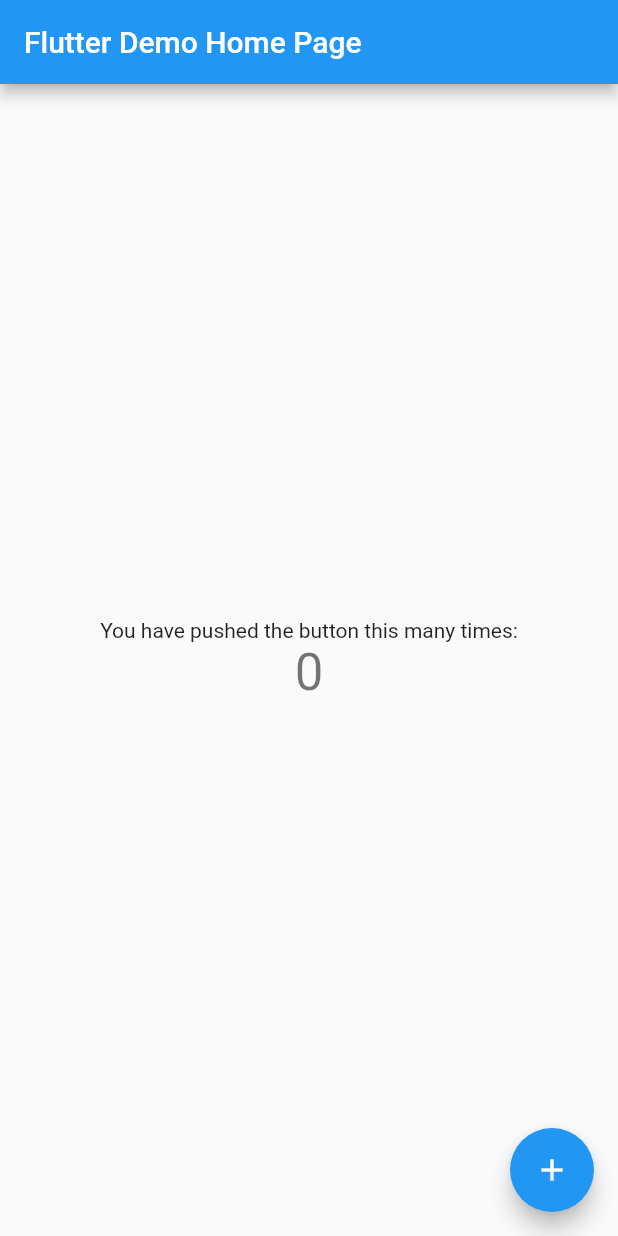
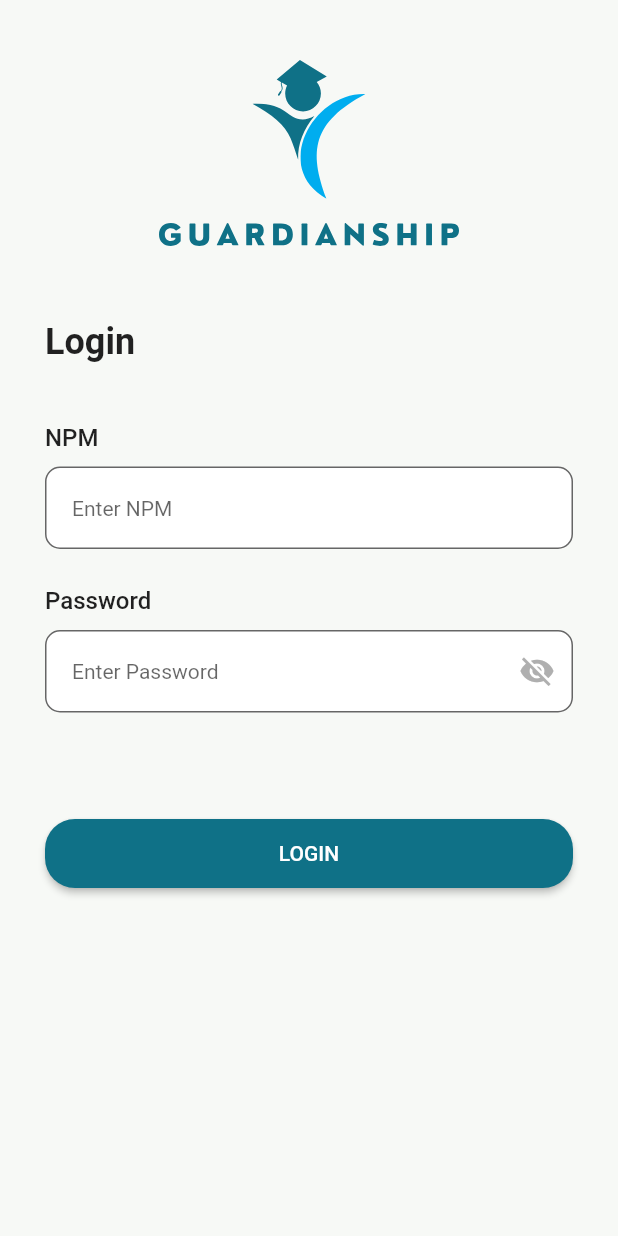
Before and after one commit to reza-wijdan/MobileApp_perwalian_flutter, a Flutter app: the screen it shows after launch, on a phone screen of 412 x 824 dp. Run offline on Flutter 3.47's test engine with Material 2 defaults, Android fonts, the phone set to English and light mode, and no system bars; our stand-ins replace flutter_svg.

Commit message:
add halaman home

```diff
--- /dev/null
+++ b/lib/constants/color.dart
@@ -0,0 +1,11 @@
+import 'package:flutter/material.dart';
+
+final app = Color(0xFFF7F9F6);
+final appBlue = Color(0xFF0F7187);
+final appBorder = Color(0xFFEBEBEB);
+final appBluePrimary = Color(0xFF3871C1);
+final appNon = Color(0xFFC4C4C4);
+final appTextNon = Color(0xFF7A7A7A);
+final appCardNotif = Color(0xFFFFFAEF);
+final appCardBorder = Color(0xFFFBD062);
+final appBlueSoft = Color.fromARGB(255, 238, 251, 255);
--- a/lib/main.dart
+++ b/lib/main.dart
@@ -1,115 +1,29 @@
 import 'package:flutter/material.dart';
+import 'package:guardianship_siswa_fe/views/login/login.dart';
+import 'package:guardianship_siswa_fe/views/pages/home.dart';
 
 void main() {
-  runApp(const MyApp());
+  runApp(MyApp());
 }
 
-class MyApp extends StatelessWidget {
-  const MyApp({super.key});
+class MyApp extends StatefulWidget {
+  @override
+  State<StatefulWidget> createState() {
+    return _MyAppState();
+  }
+}
 
-  // This widget is the root of your application.
+class _MyAppState extends State<MyApp> {
+
   @override
   Widget build(BuildContext context) {
     return MaterialApp(
-      title: 'Flutter Demo',
-      theme: ThemeData(
-        // This is the theme of your application.
-        //
-        // Try running your application with "flutter run". You'll see the
-        // application has a blue toolbar. Then, without quitting the app, try
-        // changing the primarySwatch below to Colors.green and then invoke
-        // "hot reload" (press "r" in the console where you ran "flutter run",
-        // or simply save your changes to "hot reload" in a Flutter IDE).
-        // Notice that the counter didn't reset back to zero; the application
-        // is not restarted.
-        primarySwatch: Colors.blue,
-      ),
-      home: const MyHomePage(title: 'Flutter Demo Home Page'),
+      debugShowCheckedModeBanner: false,
+      home: LoginPage(),
+      initialRoute: '/loginpage',
+      routes: {
+        '/home':(context) => Home(),
+      }
     );
   }
 }
-
-class MyHomePage extends StatefulWidget {
-  const MyHomePage({super.key, required this.title});
-
-  // This widget is the home page of your application. It is stateful, meaning
-  // that it has a State object (defined below) that contains fields that affect
-  // how it looks.
-
-  // This class is the configuration for the state. It holds the values (in this
-  // case the title) provided by the parent (in this case the App widget) and
-  // used by the build method of the State. Fields in a Widget subclass are
-  // always marked "final".
-
-  final String title;
-
-  @override
-  State<MyHomePage> createState() => _MyHomePageState();
-}
-
-class _MyHomePageState extends State<MyHomePage> {
-  int _counter = 0;
-
-  void _incrementCounter() {
-    setState(() {
-      // This call to setState tells the Flutter framework that something has
-      // changed in this State, which causes it to rerun the build method below
-      // so that the display can reflect the updated values. If we changed
-      // _counter without calling setState(), then the build method would not be
-      // called again, and so nothing would appear to happen.
-      _counter++;
-    });
-  }
-
-  @override
-  Widget build(BuildContext context) {
-    // This method is rerun every time setState is called, for instance as done
-    // by the _incrementCounter method above.
-    //
-    // The Flutter framework has been optimized to make rerunning build methods
-    // fast, so that you can just rebuild anything that needs updating rather
-    // than having to individually change instances of widgets.
-    return Scaffold(
-      appBar: AppBar(
-        // Here we take the value from the MyHomePage object that was created by
-        // the App.build method, and use it to set our appbar title.
-        title: Text(widget.title),
-      ),
-      body: Center(
-        // Center is a layout widget. It takes a single child and positions it
-        // in the middle of the parent.
-        child: Column(
-          // Column is also a layout widget. It takes a list of children and
-          // arranges them vertically. By default, it sizes itself to fit its
-          // children horizontally, and tries to be as tall as its parent.
-          //
-          // Invoke "debug painting" (press "p" in the console, choose the
-          // "Toggle Debug Paint" action from the Flutter Inspector in Android
-          // Studio, or the "Toggle Debug Paint" command in Visual Studio Code)
-          // to see the wireframe for each widget.
-          //
-          // Column has various properties to control how it sizes itself and
-          // how it positions its children. Here we use mainAxisAlignment to
-          // center the children vertically; the main axis here is the vertical
-          // axis because Columns are vertical (the cross axis would be
-          // horizontal).
-          mainAxisAlignment: MainAxisAlignment.center,
-          children: <Widget>[
-            const Text(
-              'You have pushed the button this many times:',
-            ),
-            Text(
-              '$_counter',
-              style: Theme.of(context).textTheme.headlineMedium,
-            ),
-          ],
-        ),
-      ),
-      floatingActionButton: FloatingActionButton(
-        onPressed: _incrementCounter,
-        tooltip: 'Increment',
-        child: const Icon(Icons.add),
-      ), // This trailing comma makes auto-formatting nicer for build methods.
-    );
-  }
-}
--- /dev/null
+++ b/lib/views/login/login.dart
@@ -0,0 +1,173 @@
+import 'package:flutter/material.dart';
+import 'package:flutter_svg/flutter_svg.dart';
+import 'package:guardianship_siswa_fe/constants/color.dart';
+
+class LoginPage extends StatefulWidget {
+  @override
+  State<StatefulWidget> createState() {
+    return _LoginPage();
+  }
+}
+
+class _LoginPage extends State<LoginPage> {
+  bool _passwordVisible = false;
+
+  @override
+  Widget build(BuildContext context) {
+    return Scaffold(
+      backgroundColor: app,
+      body: SafeArea(
+        child: ListView(
+          children: [
+            Column(
+              children: [
+                SizedBox(
+                  height: 40,
+                ),
+                Center(
+                  child: Container(
+                    child: SvgPicture.asset("assets/images/logo.svg"),
+                  ),
+                ),
+              ],
+            ),
+            SizedBox(
+              height: 50,
+            ),
+            SafeArea(
+              child: Padding(
+                padding: const EdgeInsets.symmetric(horizontal: 30),
+                child: Column(
+                  crossAxisAlignment: CrossAxisAlignment.start,
+                  children: [
+                    Text(
+                      "Login",
+                      textAlign: TextAlign.start,
+                      style:
+                          TextStyle(fontWeight: FontWeight.bold, fontSize: 24),
+                    ),
+                  ],
+                ),
+              ),
+            ),
+            SizedBox(
+              height: 40,
+            ),
+            SafeArea(
+              child: Padding(
+                padding: const EdgeInsets.symmetric(horizontal: 30),
+                child: Column(
+                  crossAxisAlignment: CrossAxisAlignment.start,
+                  children: [
+                    Text(
+                      "NPM",
+                      textAlign: TextAlign.start,
+                      style:
+                          TextStyle(fontSize: 16, fontWeight: FontWeight.w500),
+                    ),
+                    SizedBox(
+                      height: 10,
+                    ),
+                    TextFormField(
+                        decoration: InputDecoration(
+                      contentPadding: EdgeInsets.all(18),
+                      hintText: 'Enter NPM',
+                      hintStyle: TextStyle(fontSize: 14.0),
+                      filled: true,
+                      fillColor: Colors.white,
+                      labelStyle: TextStyle(fontSize: 14),
+                      border: OutlineInputBorder(
+                        borderSide: BorderSide(color: appBorder),
+                        borderRadius: BorderRadius.circular(10.0),
+                      ),
+                      focusedBorder: OutlineInputBorder(
+                        borderSide: BorderSide(color: appBlue),
+                        borderRadius: BorderRadius.circular(10.0),
+                      ),
+                    ))
+                  ],
+                ),
+              ),
+            ),
+            SizedBox(
+              height: 25,
+            ),
+            SafeArea(
+              child: Padding(
+                padding: const EdgeInsets.symmetric(horizontal: 30),
+                child: Column(
+                  crossAxisAlignment: CrossAxisAlignment.start,
+                  children: [
+                    Text(
+                      "Password",
+                      textAlign: TextAlign.start,
+                      style:
+                          TextStyle(fontSize: 16, fontWeight: FontWeight.w500),
+                    ),
+                    SizedBox(
+                      height: 10,
+                    ),
+                    TextFormField(
+                      obscureText: !_passwordVisible,
+                      decoration: InputDecoration(
+                        suffixIcon: IconButton(
+                          icon: Icon(
+                            _passwordVisible
+                                ? Icons.visibility
+                                : Icons.visibility_off,
+                            color: Color(0xFFAFAFAF),
+                          ),
+                          onPressed: () {
+                            setState(() {
+                              _passwordVisible = !_passwordVisible;
+                            });
+                          },
+                        ),
+                        contentPadding: EdgeInsets.all(18),
+                        hintText: 'Enter Password',
+                        hintStyle: TextStyle(fontSize: 14.0),
+                        filled: true,
+                        fillColor: Colors.white,
+                        labelStyle: TextStyle(fontSize: 14),
+                        border: OutlineInputBorder(
+                          borderSide: BorderSide(color: appBorder),
+                          borderRadius: BorderRadius.circular(10.0),
+                        ),
+                        focusedBorder: OutlineInputBorder(
+                          borderSide: BorderSide(color: appBlue),
+                          borderRadius: BorderRadius.circular(10.0),
+                        ),
+                      ),
+                    )
+                  ],
+                ),
+              ),
+            ),
+            SizedBox(
+              height: 70,
+            ),
+            Padding(
+              padding: const EdgeInsets.symmetric(horizontal: 30),
+              child: ElevatedButton(
+                onPressed: () {
+                  Navigator.of(context).pushNamed('/home');
+                },
+                style: ButtonStyle(
+                  backgroundColor: MaterialStateProperty.all<Color>(appBlue),
+                  shape: MaterialStateProperty.all<RoundedRectangleBorder>(
+                    RoundedRectangleBorder(
+                      borderRadius: BorderRadius.circular(20.0),
+                    ),
+                  ),
+                  padding:
+                      MaterialStateProperty.all<EdgeInsets>(EdgeInsets.all(15)),
+                ),
+                child: Text('LOGIN'),
+              ),
+            )
+          ],
+        ),
+      ),
+    );
+  }
+}
```
Also changed, not shown: lib/views/components/CardPerwalian.dart (added, +94 -0 lines), lib/views/pages/home.dart (added, +118 -0 lines), pubspec.yaml (+4 -6 lines), assets/images/bg-perwalian.png (added), assets/images/bg-perwalian.svg (added), assets/images/garis.svg (added), assets/images/ic_pay.svg (added), assets/images/ic_warning.svg (added), assets/images/img-perwalian.svg (added), assets/images/logo.svg (added), assets/images/profile-man.png (added), assets/images/profile-man.svg (added), pubspec.lock.
